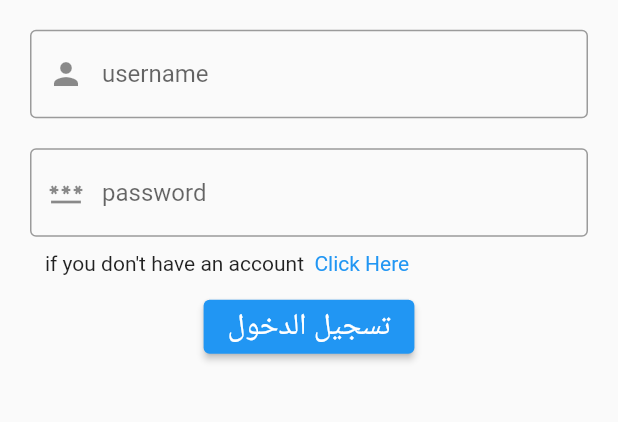
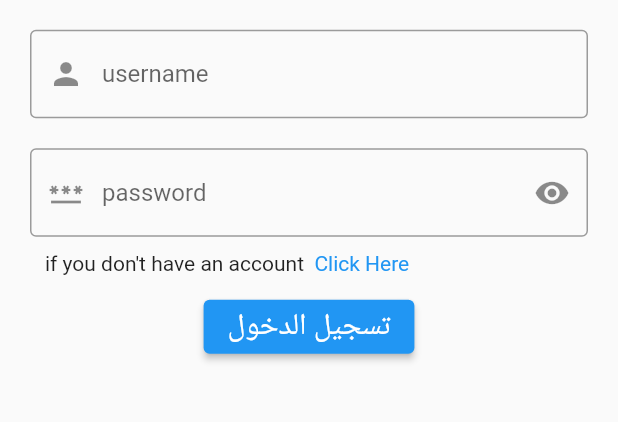
Before and after one commit to wisamalbani/note_app, a Flutter app: the screen it shows after launch, on a phone screen of 412 x 824 dp, the part 502-924 px from its top. Run offline on Flutter 3.47's test engine with Material 2 defaults, Android fonts, the phone set to English and light mode, and no system bars.

Commit message:
new file:   .vscode/launch.json 	modified:   note_app/android/build.gradle 	modified:   note_app/lib/auth/login.dart

```diff
--- a/note_app/lib/auth/login.dart
+++ b/note_app/lib/auth/login.dart
@@ -8,6 +8,7 @@ class Login extends StatefulWidget {
 }
 
 class _LoginState extends State<Login> {
+  bool obscurepass = true;
   @override
   Widget build(BuildContext context) {
     return Scaffold(
@@ -30,8 +31,18 @@ class _LoginState extends State<Login> {
               ),
               SizedBox(height: 20),
               TextFormField(
-                obscureText: true,
+                obscureText: obscurepass,
                 decoration: InputDecoration(
+                    suffixIcon: InkWell(
+                      child: Icon(obscurepass
+                          ? Icons.visibility
+                          : Icons.visibility_off),
+                      onTap: () {
+                        setState(() {
+                          obscurepass = !obscurepass;
+                        });
+                      },
+                    ),
                     prefixIcon: Icon(Icons.password),
                     hintText: "password",
                     border: OutlineInputBorder(
```
Also changed, not shown: 1 other file.
